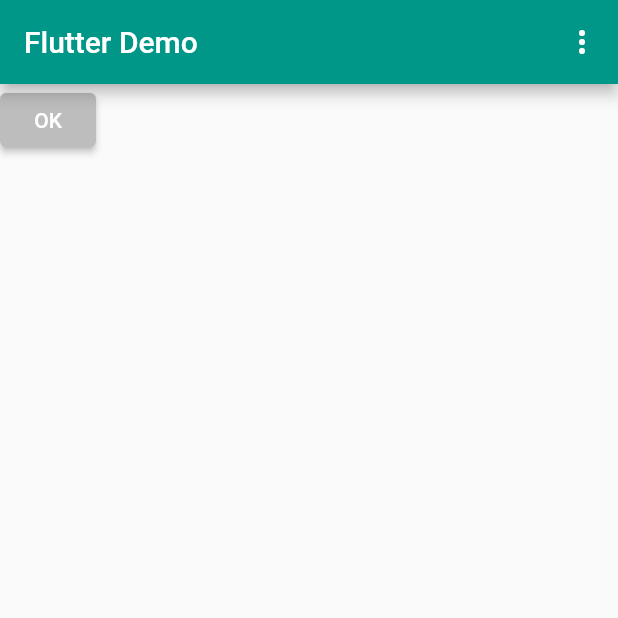
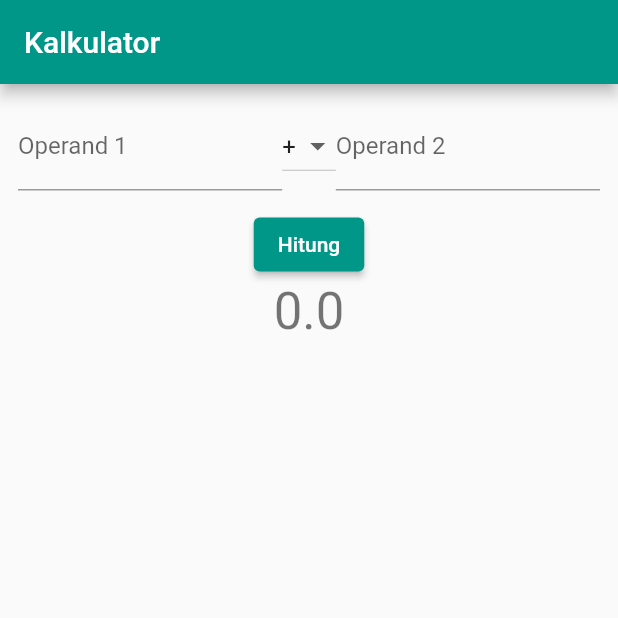
Before and after one commit to indmind/dts-praktik2, a Flutter app: the screen it shows after launch, on a phone screen of 412 x 824 dp, the top half of it. Run offline on Flutter 3.47's test engine with Material 2 defaults, Android fonts, the phone set to English and light mode, and no system bars.

Commit message:
praktik 3

```diff
--- a/lib/pages/home_page.dart
+++ b/lib/pages/home_page.dart
@@ -1,6 +1,29 @@
 import 'package:flutter/material.dart';
 
-import 'menu_page.dart';
+enum Operator {
+  add,
+  subtract,
+  multiply,
+  divide,
+  modulo,
+}
+
+extension OperatorExtension on Operator {
+  String toOperatorString() {
+    switch (this) {
+      case Operator.add:
+        return '+';
+      case Operator.subtract:
+        return '-';
+      case Operator.multiply:
+        return '*';
+      case Operator.divide:
+        return '/';
+      case Operator.modulo:
+        return '%';
+    }
+  }
+}
 
 class HomePage extends StatefulWidget {
   const HomePage({Key? key}) : super(key: key);
@@ -10,46 +33,96 @@ class HomePage extends StatefulWidget {
 }
 
 class _HomePageState extends State<HomePage> {
-  Color _buttonColor = Colors.grey[400]!;
+  double _operand1 = 0.0;
+  double _operand2 = 0.0;
+  double _result = 0.0;
+  Operator _operator = Operator.add;
 
   @override
   Widget build(BuildContext context) {
     return Scaffold(
       appBar: AppBar(
-        title: const Text('Flutter Demo'),
-        actions: <Widget>[
-          PopupMenuButton<String>(
-            onSelected: (value) {
-              Navigator.of(context).push(
-                MaterialPageRoute(builder: (context) => MenuPage(text: value)),
+        title: const Text('Kalkulator'),
+      ),
+      body: Padding(
+        padding: const EdgeInsets.all(12.0),
+        child: Column(
+          children: [
+            Row(
+              children: [
+                Expanded(
+                  child: TextField(
+                    keyboardType: TextInputType.number,
+                    decoration: const InputDecoration(
+                      labelText: 'Operand 1',
+                    ),
+                    onChanged: (String value) {
+                      setState(() {
+                        _operand1 = double.tryParse(value) ?? 0;
+                      });
+                    },
+                  ),
+                ),
+                DropdownButton<Operator>(
+                  value: _operator,
+                  onChanged: (Operator? value) {
+                    setState(() {
+                      _operator = value!;
+                    });
+                  },
+                  items: Operator.values.map((Operator value) {
+                    return DropdownMenuItem<Operator>(
+                      value: value,
+                      child: Text(value.toOperatorString()),
                     );
+                  }).toList(),
+                ),
+                Expanded(
+                  child: TextField(
+                    keyboardType: TextInputType.number,
+                    decoration: const InputDecoration(
+                      labelText: 'Operand 2',
+                    ),
+                    onChanged: (String value) {
+                      setState(() {
+                        _operand2 = double.tryParse(value) ?? 0;
+                      });
                     },
-            itemBuilder: (BuildContext context) {
-              return {'Menu 1', 'Menu 2', 'Menu 3'}.map((String choice) {
-                return PopupMenuItem<String>(
-                  value: choice,
-                  child: Text(choice),
-                );
-              }).toList();
-            },
+                  ),
                 ),
               ],
             ),
-      body: Column(
-        children: [
+            const SizedBox(height: 12),
             ElevatedButton(
+              child: const Text('Hitung'),
               onPressed: () {
                 setState(() {
-                _buttonColor = Colors.red;
+                  _result = _calculateResult();
                 });
               },
-            style: ElevatedButton.styleFrom(
-              primary: _buttonColor,
             ),
-            child: const Text('OK'),
+            Text(
+              '$_result',
+              style: Theme.of(context).textTheme.headline4,
             ),
           ],
         ),
+      ),
     );
   }
+
+  double _calculateResult() {
+    switch (_operator) {
+      case Operator.add:
+        return _operand1 + _operand2;
+      case Operator.subtract:
+        return _operand1 - _operand2;
+      case Operator.multiply:
+        return _operand1 * _operand2;
+      case Operator.divide:
+        return _operand1 / _operand2;
+      case Operator.modulo:
+        return _operand1 % _operand2;
     }
+  }
+}
```
Also changed, not shown: lib/pages/menu_page.dart (deleted, +0 -23 lines). Lines whose indentation alone changed are shown as unchanged.
